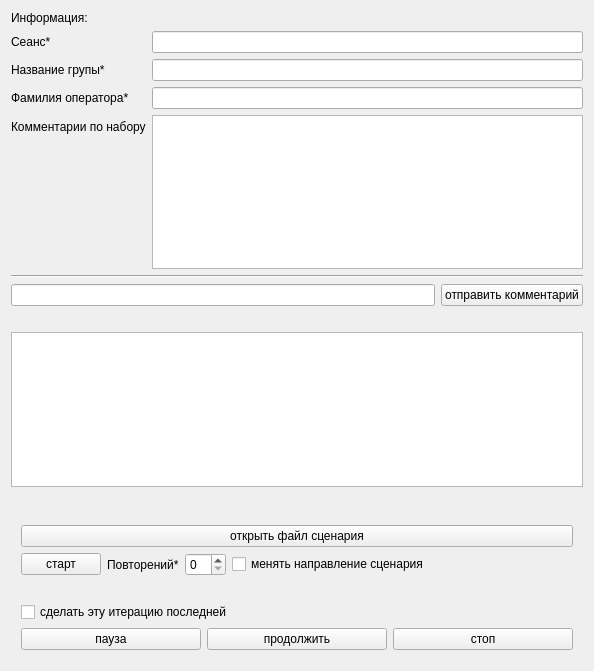
The window that CamacClient/onlineform.ui (kapot65/online) describes before a commit, drawn with Qt 5.
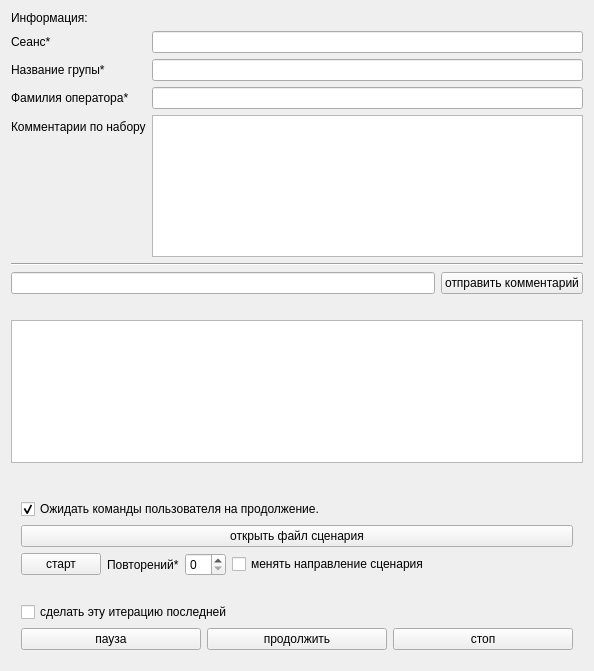
The same window after the commit.

```diff
--- a/CamacClient/onlineform.ui
+++ b/CamacClient/onlineform.ui
@@ -156,6 +156,16 @@
      <property name="bottomMargin">
       <number>10</number>
      </property>
+     <item>
+      <widget class="QCheckBox" name="checkUserForNextStep">
+       <property name="text">
+        <string>Ожидать команды пользователя на продолжение.</string>
+       </property>
+       <property name="checked">
+        <bool>true</bool>
+       </property>
+      </widget>
+     </item>
      <item>
       <widget class="QPushButton" name="openScenarioButton">
        <property name="text">
```
